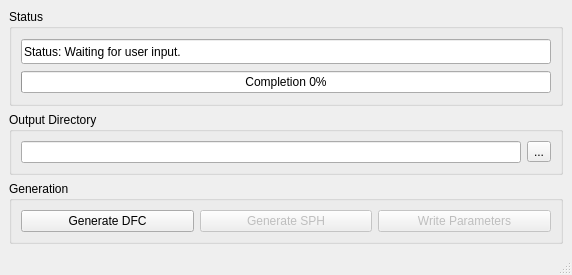
The window that freecad/chronoWorkbench/gui/ui/ui_SPHDEM_generation.ui (Concrete-Chrono-Development/chrono-preprocessor) describes before a commit, drawn with Qt 5.
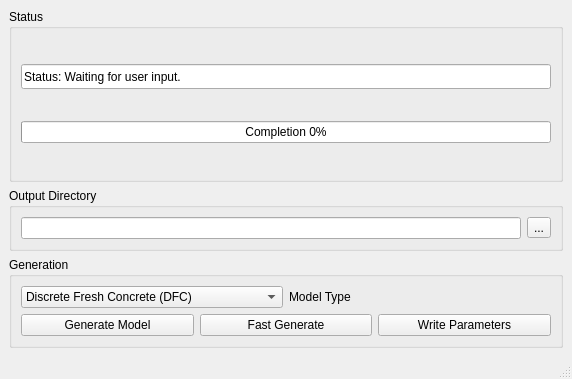
The same window after the commit.

Commit message: Push of working DFC/DEM generation and start of renaming of files that are used for both sets of modules

Diff of the .ui file:
```diff
--- a/freecad/chronoWorkbench/gui/ui/ui_SPHDEM_generation.ui
+++ b/freecad/chronoWorkbench/gui/ui/ui_SPHDEM_generation.ui
@@ -7,7 +7,7 @@
     <x>0</x>
     <y>0</y>
     <width>572</width>
-    <height>275</height>
+    <height>379</height>
    </rect>
   </property>
   <property name="sizePolicy">
@@ -149,8 +149,28 @@
        <string>Generation</string>
       </property>
       <layout class="QGridLayout" name="gridLayout_3">
-       <item row="0" column="0">
-        <widget class="QPushButton" name="generateDEM">
+       <item row="0" column="0" colspan="3">
+        <layout class="QHBoxLayout" name="horizontalLayout">
+         <item>
+          <widget class="QComboBox" name="modelType">
+           <item>
+            <property name="text">
+             <string>Discrete Fresh Concrete (DFC)</string>
+            </property>
+           </item>
+          </widget>
+         </item>
+         <item>
+          <widget class="QLabel" name="label">
+           <property name="text">
+            <string>Model Type</string>
+           </property>
+          </widget>
+         </item>
+        </layout>
+       </item>
+       <item row="1" column="0">
+        <widget class="QPushButton" name="generate">
          <property name="enabled">
           <bool>true</bool>
          </property>
@@ -167,17 +187,17 @@
           </size>
          </property>
          <property name="text">
-          <string>Generate DFC</string>
+          <string>Generate Model</string>
          </property>
          <property name="autoDefault">
           <bool>false</bool>
          </property>
         </widget>
        </item>
-       <item row="0" column="1">
-        <widget class="QPushButton" name="generateSPH">
+       <item row="1" column="1">
+        <widget class="QPushButton" name="generateFast">
          <property name="enabled">
-          <bool>false</bool>
+          <bool>true</bool>
          </property>
          <property name="sizePolicy">
           <sizepolicy hsizetype="Preferred" vsizetype="Fixed">
@@ -192,17 +212,17 @@
           </size>
          </property>
          <property name="text">
-          <string>Generate SPH</string>
+          <string>Fast Generate</string>
          </property>
          <property name="autoDefault">
           <bool>false</bool>
          </property>
         </widget>
        </item>
-       <item row="0" column="2">
+       <item row="1" column="2">
         <widget class="QPushButton" name="writePara">
          <property name="enabled">
-          <bool>false</bool>
+          <bool>true</bool>
          </property>
          <property name="sizePolicy">
           <sizepolicy hsizetype="Preferred" vsizetype="Fixed">
```
Left out of the diff: 2 changed lines with no effect on the pictures. The commit also changes 23 other files.
